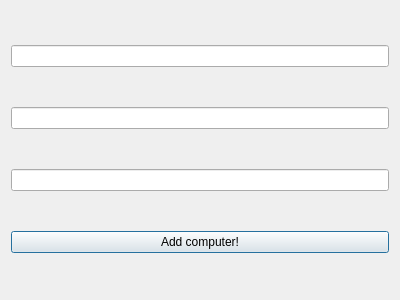
Before: the Qt Designer form addcomputerwindow.ui in Fanneyyy/hairy-ironman, drawn with Qt 5.
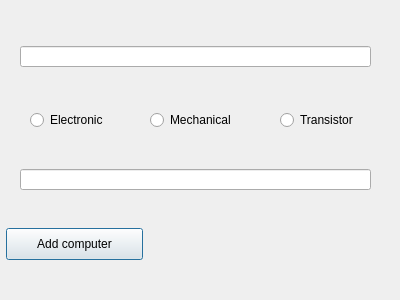
After: the same form once the commit is applied.

The edit to the form file:
```diff
--- a/addcomputerwindow.ui
+++ b/addcomputerwindow.ui
@@ -13,24 +13,78 @@
   <property name="windowTitle">
    <string>Dialog</string>
   </property>
-  <layout class="QVBoxLayout" name="verticalLayout">
-   <item>
-    <widget class="QLineEdit" name="lineComputerName"/>
-   </item>
-   <item>
-    <widget class="QLineEdit" name="lineType"/>
-   </item>
-   <item>
-    <widget class="QLineEdit" name="lineYearOfBuild"/>
-   </item>
-   <item>
-    <widget class="QPushButton" name="buttonAddComputer">
-     <property name="text">
-      <string>Add computer!</string>
-     </property>
-    </widget>
-   </item>
-  </layout>
+  <widget class="QLineEdit" name="lineComputerName">
+   <property name="geometry">
+    <rect>
+     <x>20</x>
+     <y>46</y>
+     <width>351</width>
+     <height>21</height>
+    </rect>
+   </property>
+  </widget>
+  <widget class="QLineEdit" name="lineYearOfBuild">
+   <property name="geometry">
+    <rect>
+     <x>20</x>
+     <y>169</y>
+     <width>351</width>
+     <height>21</height>
+    </rect>
+   </property>
+  </widget>
+  <widget class="QPushButton" name="buttonAddComputer">
+   <property name="geometry">
+    <rect>
+     <x>6</x>
+     <y>228</y>
+     <width>137</width>
+     <height>32</height>
+    </rect>
+   </property>
+   <property name="text">
+    <string>Add computer</string>
+   </property>
+  </widget>
+  <widget class="QRadioButton" name="ElectronicButton">
+   <property name="geometry">
+    <rect>
+     <x>30</x>
+     <y>110</y>
+     <width>102</width>
+     <height>20</height>
+    </rect>
+   </property>
+   <property name="text">
+    <string>Electronic</string>
+   </property>
+  </widget>
+  <widget class="QRadioButton" name="MechanicalButton">
+   <property name="geometry">
+    <rect>
+     <x>150</x>
+     <y>110</y>
+     <width>102</width>
+     <height>20</height>
+    </rect>
+   </property>
+   <property name="text">
+    <string>Mechanical</string>
+   </property>
+  </widget>
+  <widget class="QRadioButton" name="TransistorButton">
+   <property name="geometry">
+    <rect>
+     <x>280</x>
+     <y>110</y>
+     <width>102</width>
+     <height>20</height>
+    </rect>
+   </property>
+   <property name="text">
+    <string>Transistor</string>
+   </property>
+  </widget>
  </widget>
  <resources/>
  <connections/>
```
